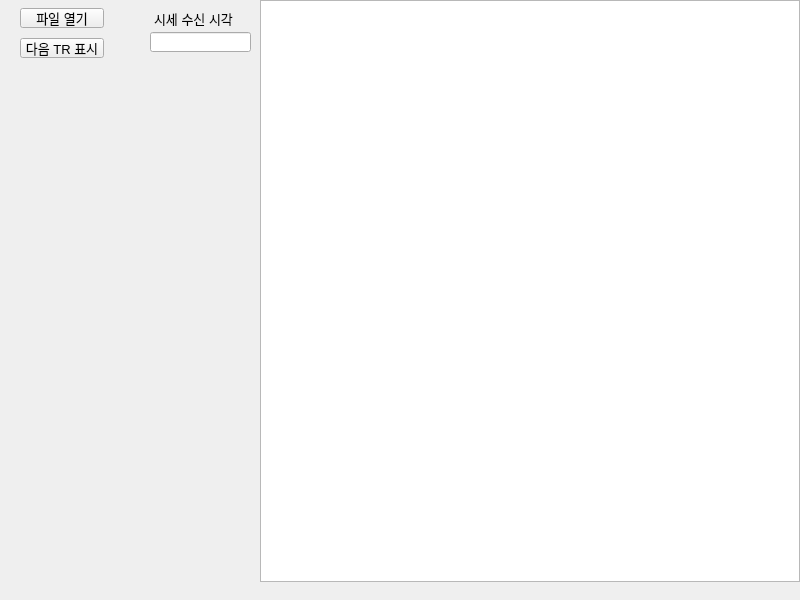
First picture: the form in CDlgMain.ui, repository teammtc/TickToBin, before the edit.
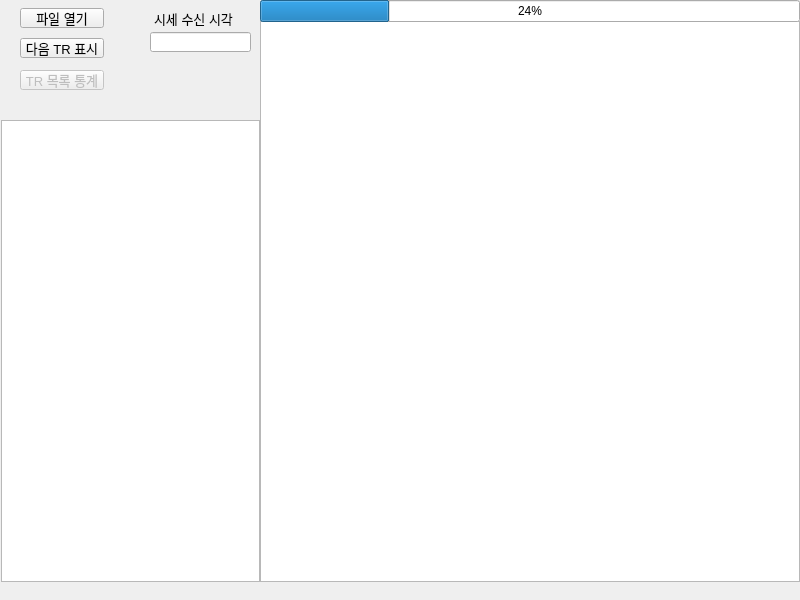
Second picture: the form after the edit.

Commit message: UI 수정 - btnStatsTR, teStats, pgsBar1 추가

What changed in the file:
```diff
--- a/CDlgMain.ui
+++ b/CDlgMain.ui
@@ -36,9 +36,9 @@
     <property name="geometry">
      <rect>
       <x>260</x>
-      <y>0</y>
+      <y>21</y>
       <width>540</width>
-      <height>582</height>
+      <height>561</height>
      </rect>
     </property>
    </widget>
@@ -88,6 +88,50 @@
      <string>시세 수신 시각</string>
     </property>
    </widget>
+   <widget class="QTextEdit" name="teStats">
+    <property name="geometry">
+     <rect>
+      <x>1</x>
+      <y>120</y>
+      <width>259</width>
+      <height>462</height>
+     </rect>
+    </property>
+   </widget>
+   <widget class="QProgressBar" name="pgsBar1">
+    <property name="geometry">
+     <rect>
+      <x>260</x>
+      <y>0</y>
+      <width>540</width>
+      <height>22</height>
+     </rect>
+    </property>
+    <property name="value">
+     <number>24</number>
+    </property>
+   </widget>
+   <widget class="QPushButton" name="btnStatsTR">
+    <property name="enabled">
+     <bool>false</bool>
+    </property>
+    <property name="geometry">
+     <rect>
+      <x>20</x>
+      <y>70</y>
+      <width>84</width>
+      <height>20</height>
+     </rect>
+    </property>
+    <property name="font">
+     <font>
+      <pointsize>10</pointsize>
+     </font>
+    </property>
+    <property name="text">
+     <string>TR 목록 통계</string>
+    </property>
+   </widget>
   </widget>
   <widget class="QMenuBar" name="menubar">
    <property name="geometry">
```
